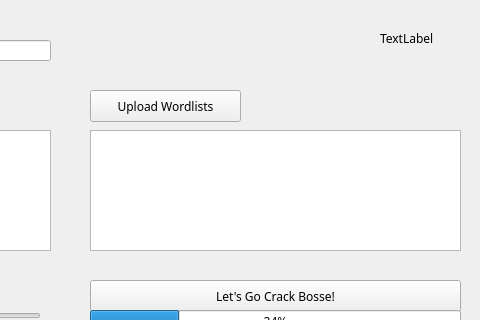
Old version of the form forms/mainwindow.ui in the repository simonthorell/hash-bosse-cat; both pictures show x 320 to 800 and y 0 to 320 of the 800 by 634 pixel window.
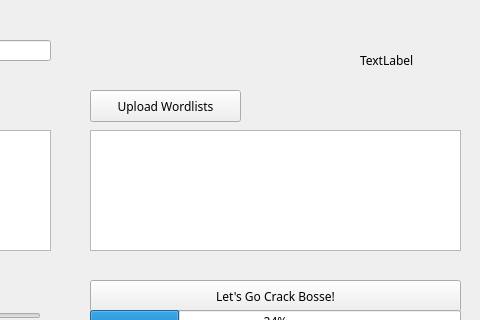
New version of the form. Icons and pictures are not drawn.

Commit message: Add app logo to GUI

The edit to the form file:
```diff
--- a/forms/mainwindow.ui
+++ b/forms/mainwindow.ui
@@ -213,10 +213,10 @@
    <widget class="QLabel" name="label">
     <property name="geometry">
      <rect>
-      <x>700</x>
-      <y>30</y>
-      <width>58</width>
-      <height>16</height>
+      <x>680</x>
+      <y>10</y>
+      <width>100</width>
+      <height>100</height>
      </rect>
     </property>
     <property name="text">
```
The commit also changes 3 other files.
